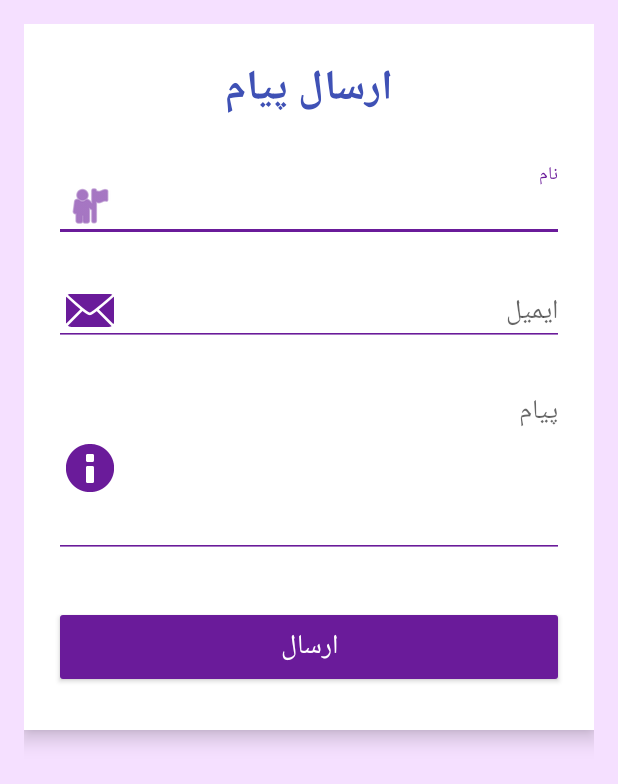
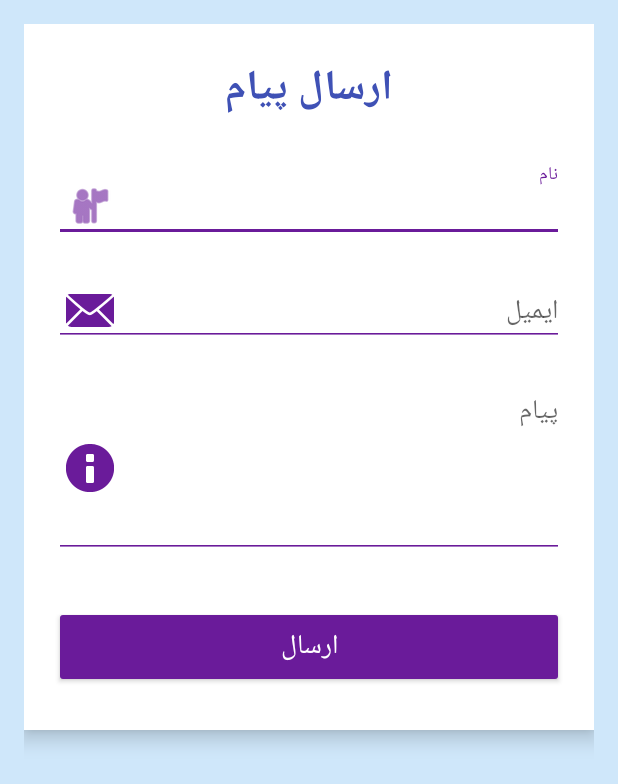
Before and after one commit to k-aghakhani/ParsiRavayat, an Android app: the ContactFormActivity screen opened directly, with no data from a screen before it, on a phone screen of 412 x 824 dp. Shown: the top 784 px of the screen. Run offline under Robolectric (Android 15) with nearby library versions, the phone set to English and light mode, and no system bars; our stand-ins replace Volley; network calls fail.

Commit message:
change color

```diff
--- a/app/src/main/res/layout/activity_contact_form.xml
+++ b/app/src/main/res/layout/activity_contact_form.xml
@@ -3,7 +3,7 @@
     xmlns:app="http://schemas.android.com/apk/res-auto"
     android:layout_width="match_parent"
     android:layout_height="match_parent"
-    android:background="#F5E0FF"
+    android:background="#CFE7FA"
     android:padding="16dp">
 
     <LinearLayout
```
